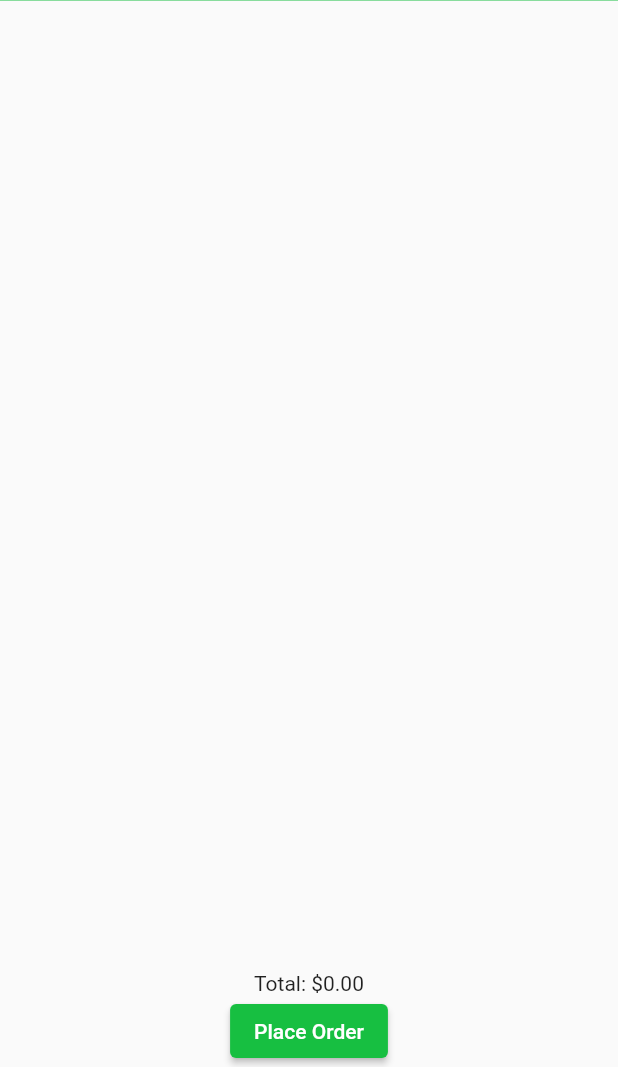
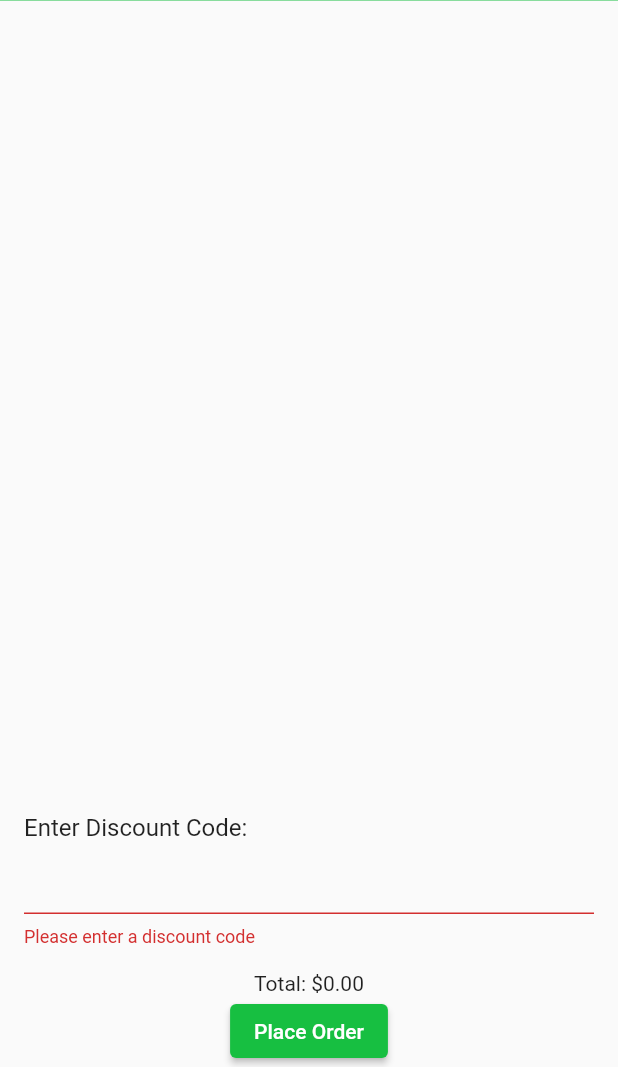
Before and after one commit to Him-anshuSharma/Powstik, a Flutter app: the CheckoutScreen screen opened by its route, after a tap on "Place Order", on a phone screen of 412 x 824 dp, the part 169-1236 px from its top. Run offline on Flutter 3.47's test engine with Material 2 defaults, Android fonts, the phone set to English and light mode, and no system bars; our stand-ins replace fluttertoast.

Commit message:
feat: added discount option and screenshots

```diff
--- a/lib/ui/screens/checkout_screen.dart
+++ b/lib/ui/screens/checkout_screen.dart
@@ -3,10 +3,17 @@ import 'package:provider/provider.dart';
 import 'package:powstik/ui/theme/theme_constants.dart' as theme;
 import '../../provider/cart.dart';
 
-
-class CheckoutScreen extends StatelessWidget {
+class CheckoutScreen extends StatefulWidget {
   static String checkoutScreen = 'CheckoutScreen';
   const CheckoutScreen({Key? key}) : super(key: key);
+
+  @override
+  State<CheckoutScreen> createState() => _CheckoutScreenState();
+}
+
+class _CheckoutScreenState extends State<CheckoutScreen> {
+  final _formKey = GlobalKey<FormState>();
+  String _discountCode = '';
 
   @override
   Widget build(BuildContext context) {
@@ -22,12 +29,23 @@ class CheckoutScreen extends StatelessWidget {
           Container(
             color: theme.COLOR_PRIMARY,
             child: Padding(
-              padding: const EdgeInsets.fromLTRB(2,12,12,12),
+              padding: const EdgeInsets.fromLTRB(2, 12, 12, 12),
               child: Row(
                 children: [
-                  Image.asset("assets/images/logo.png",height: 30,),
-                  SizedBox(width: 10,),
-                  Text("basket",style: TextStyle(fontSize: 28,color: Colors.white,fontWeight: FontWeight.bold),),
+                  Image.asset(
+                    "assets/images/logo.png",
+                    height: 30,
+                  ),
+                  SizedBox(
+                    width: 10,
+                  ),
+                  Text(
+                    "basket",
+                    style: TextStyle(
+                        fontSize: 28,
+                        color: Colors.white,
+                        fontWeight: FontWeight.bold),
+                  ),
                 ],
               ),
             ),
@@ -42,12 +60,41 @@ class CheckoutScreen extends StatelessWidget {
                     ListTile(
                       leading: Image.network(item.itemImage),
                       title: Text("${item.itemQty} x ${item.itemName}"),
-                      subtitle: Text('\$${item.itemPrice.toStringAsFixed(2)}'),
+                      subtitle:
+                      Text('\$${item.itemPrice.toStringAsFixed(2)}'),
                     ),
-                    const Divider(thickness: 3,)
+                    const Divider(
+                      thickness: 3,
+                    )
                   ],
                 );
               },
+            ),
+          ),
+          Padding(
+            padding: const EdgeInsets.all(16.0),
+            child: Form(
+              key: _formKey,
+              child: Column(
+                crossAxisAlignment: CrossAxisAlignment.start,
+                children: [
+                  Text(
+                    'Enter Discount Code:',
+                    style: TextStyle(fontSize: 16),
+                  ),
+                  TextFormField(
+                    onChanged: (value) {
+                      _discountCode = value;
+                    },
+                    validator: (value) {
+                      if (value == null || value.isEmpty) {
+                        return 'Please enter a discount code';
+                      }
+                      return null;
+                    },
+                  ),
+                ],
+              ),
             ),
           ),
           Text('Total: \$${cart.totalAmount.toStringAsFixed(2)}'),
@@ -57,7 +104,11 @@ class CheckoutScreen extends StatelessWidget {
               onPrimary: Colors.white,
             ),
             onPressed: () {
-              // place order
+              if (_formKey.currentState!.validate()) {
+                // Apply discount code
+
+                // Place order
+              }
             },
             child: const Text('Place Order'),
           ),
```
Also changed, not shown: cart_with_items.png (added), checkout.png (added), empty_cart.png (added), homescreen.png (added), search_results.png (added), signin.png (added), signup.png (added).
